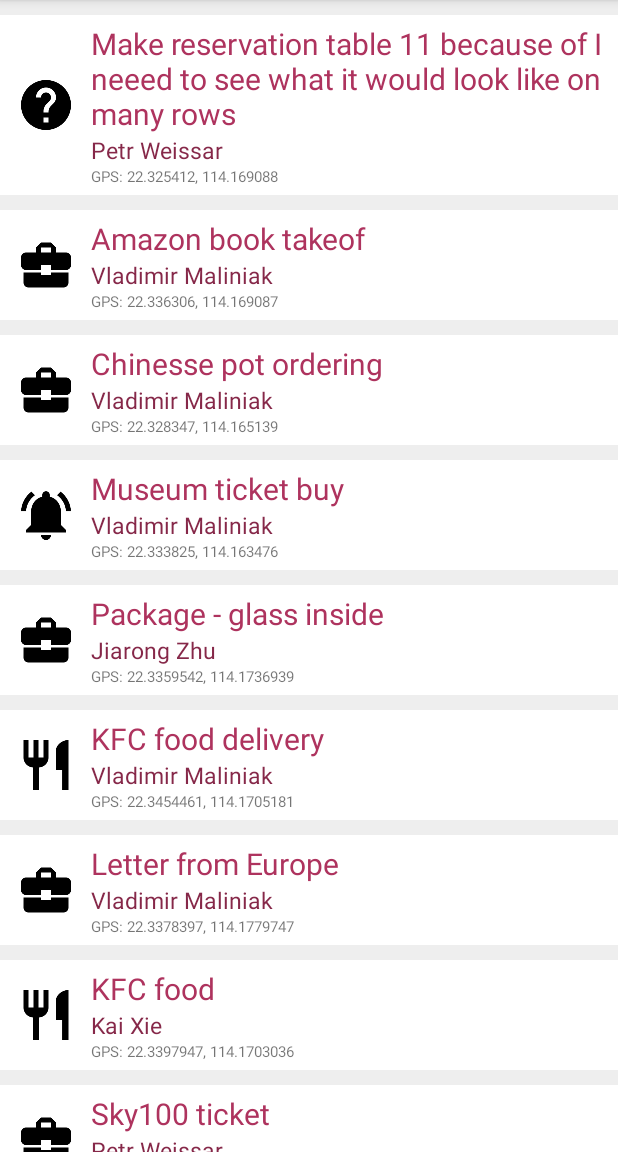
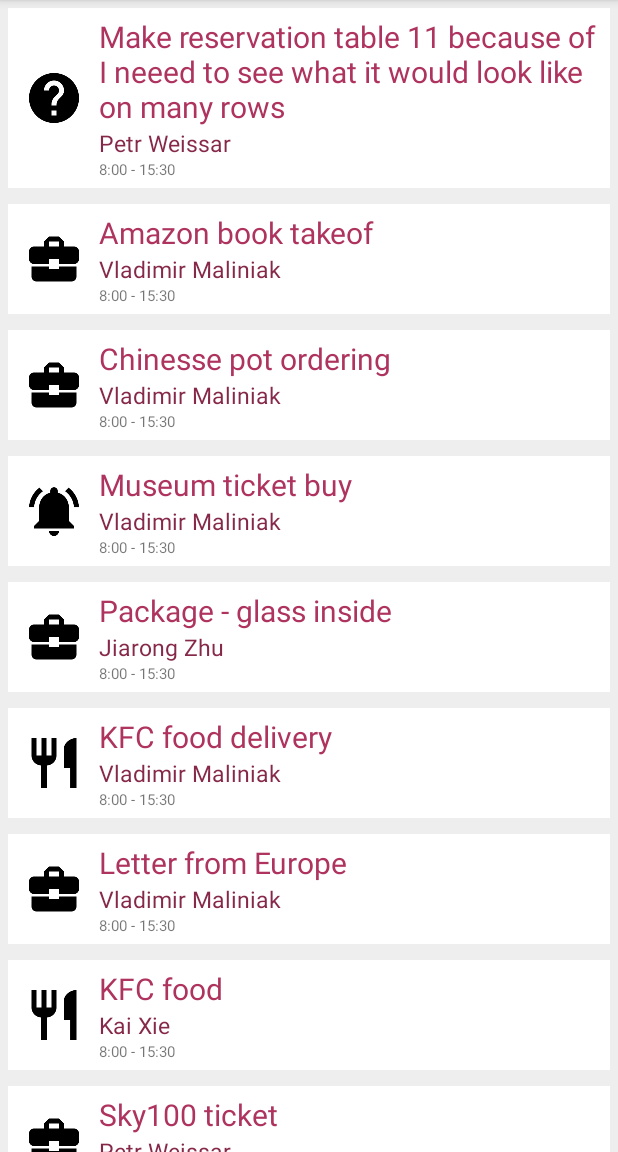
Before and after one commit to thenracker/cityuhelper, an Android app: the screen it shows after launch (MainActivity), on a phone screen of 412 x 824 dp, the part 84-1236 px from its top. Run offline under Robolectric (Android 15) with nearby library versions, the phone set to English and light mode, and no system bars.

Commit message:
Adding time to items

```diff
--- a/app/src/main/java/cz/uhk/cityuhelper/DetailActivity.java
+++ b/app/src/main/java/cz/uhk/cityuhelper/DetailActivity.java
@@ -46,7 +46,7 @@ public class DetailActivity extends AppCompatActivity {
                 String s = "Gps: "+item.getPosition().latitude+", "+item.getPosition().longitude;
                 ((TextView)findViewById(R.id.txtDetailPosition)).setText(s);
             }else{
-                ((TextView)findViewById(R.id.txtDetailPosition)).setText("-");
+                //DO NOTHING
             }
         }
 
--- a/app/src/main/java/cz/uhk/cityuhelper/ItemRecylerAdapter.java
+++ b/app/src/main/java/cz/uhk/cityuhelper/ItemRecylerAdapter.java
@@ -120,7 +120,7 @@ public class ItemRecylerAdapter extends RecyclerView.Adapter<ItemRecylerAdapter.
 
         private TextView txtItemTitle;
         private TextView txtItemAuthor;
-        private TextView txtItemLocation;
+        private TextView txtItemLocation,txtItemTimeFrom,txtItemTimeTo;
         private ImageView imgItemIcon;
 
         public CustomViewHolder(View view) {
@@ -128,8 +128,9 @@ public class ItemRecylerAdapter extends RecyclerView.Adapter<ItemRecylerAdapter.
 
             txtItemTitle = (TextView) view.findViewById(R.id.txtItemTitle);
             txtItemAuthor = (TextView) view.findViewById(R.id.txtItemAuthor);
-            txtItemLocation = (TextView) view.findViewById(R.id.txtItemLocation);
             imgItemIcon = (ImageView) view.findViewById(R.id.imgItemIcon);
+            txtItemTimeFrom = (TextView) view.findViewById(R.id.txtItemTimeFrom);
+            txtItemTimeTo = (TextView) view.findViewById(R.id.txtItemTimeTo);
 
             view.setOnClickListener(this);
             view.setOnLongClickListener(this);
@@ -140,8 +141,9 @@ public class ItemRecylerAdapter extends RecyclerView.Adapter<ItemRecylerAdapter.
             //Setting text view title
             txtItemTitle.setText(feedItem.getTitle());
             txtItemAuthor.setText(feedItem.getAuthor().getName());
-            if(feedItem.getPosition() != null)
-                txtItemLocation.setText("GPS: "+feedItem.getPosition().latitude+", "+feedItem.getPosition().longitude);
+
+            txtItemTimeFrom.setText(feedItem.getDateFrom());
+            txtItemTimeTo.setText(feedItem.getDateTo());
 
             if(feedItem.getType() == Item.Type.DELIVER){
                 imgItemIcon.setImageDrawable(ContextCompat.getDrawable(mContext,R.drawable.ic_business_center_black_48dp));
--- a/app/src/main/java/cz/uhk/cityuhelper/model/FakeDataBuilder.java
+++ b/app/src/main/java/cz/uhk/cityuhelper/model/FakeDataBuilder.java
@@ -1,6 +1,4 @@
 package cz.uhk.cityuhelper.model;
-
-import com.google.android.gms.maps.model.LatLng;
 
 import java.util.ArrayList;
 
@@ -18,25 +16,25 @@ public class FakeDataBuilder {
         Author kai = new Author("Kai Xie","kai@kai.chi","6518789");
         Author jarrett = new Author("Jiarong Zhu","jarret@uhk.chi","6578132");
 
-        deliveries.add(new Item(Item.Type.NEED,"Make reservation table 11 because of I neeed to see what it would look like on many rows","Description of the action I need",peter, new MyLatLng(22.325412, 114.169088)));
-        deliveries.add(new Item(Item.Type.DELIVER,"Amazon book takeof","Description of the action I need",vladimir, new MyLatLng(22.336306, 114.169087)));
-        deliveries.add(new Item(Item.Type.DELIVER,"Chinesse pot ordering","Description of the action I need",vladimir, new MyLatLng(22.328347, 114.165139)));
-        deliveries.add(new Item(Item.Type.QUESTION,"Museum ticket buy","Description of the action I need",vladimir, new MyLatLng(22.333825, 114.163476)));
-        deliveries.add(new Item(Item.Type.DELIVER,"Package - glass inside","Description of the action I need",jarrett, new MyLatLng(22.3359542, 114.1736939)));
-        deliveries.add(new Item(Item.Type.FOOD,"KFC food delivery","Description of the action I need",vladimir, new MyLatLng(22.3454461, 114.1705181)));
-        deliveries.add(new Item(Item.Type.DELIVER,"Letter from Europe","Description of the action I need",vladimir, new MyLatLng(22.3378397, 114.1779747)));
-        deliveries.add(new Item(Item.Type.FOOD,"KFC food","Description of the action I need",kai, new MyLatLng(22.3397947, 114.1703036)));
-        deliveries.add(new Item(Item.Type.DELIVER,"Sky100 ticket","Description of the action I need",peter, new MyLatLng(22.3356764, 114.1667308)));
-        deliveries.add(new Item(Item.Type.QUESTION,"Where to find class 47","Description of the action I need",vladimir, new MyLatLng(22.3259803, 114.1669883)));
-        deliveries.add(new Item(Item.Type.PRINT,"Printing attached paperwork","Description of the action I need",peter, new MyLatLng(22.3387725, 114.1738925)));
-        deliveries.add(new Item(Item.Type.DELIVER,"Flash disk delivery","Description of the action I need",peter, new MyLatLng(22.3372294, 114.1754106)));
-        deliveries.add(new Item(Item.Type.NEED,"Museum ticket buy","Description of the action I need",jarrett, new MyLatLng(22.3370508, 114.1657975)));
-        deliveries.add(new Item(Item.Type.PRINT,"Printing 50 pages","Description of the action I need",peter, new MyLatLng(22.3385742, 114.1705825)));
-        deliveries.add(new Item(Item.Type.PRINT,"Printing attached document","Description of the action I need",jarrett, new MyLatLng(22.3353439, 114.1702178)));
-        deliveries.add(new Item(Item.Type.FOOD,"Beverage for party","Description of the action I need",kai, new MyLatLng(22.3379836, 114.1741875)));
-        deliveries.add(new Item(Item.Type.DELIVER,"Sushi delivery","Description of the action I need",kai, new MyLatLng(22.3400825, 114.1584589)));
-        deliveries.add(new Item(Item.Type.FOOD,"McDonald´s food delivery","Description of the action I need",kai, new MyLatLng(22.3300444, 114.1735650)));
-        deliveries.add(new Item(Item.Type.FOOD,"Sushi takeout","Description of the action I need",peter, new MyLatLng(22.325244, 114.168264)));
+        deliveries.add(new Item(Item.Type.NEED,"Make reservation table 11 because of I neeed to see what it would look like on many rows","Description of the action I need",peter, new MyLatLng(22.325412, 114.169088),"8:00","15:30"));
+        deliveries.add(new Item(Item.Type.DELIVER,"Amazon book takeof","Description of the action I need",vladimir, new MyLatLng(22.336306, 114.169087),"8:00","15:30"));
+        deliveries.add(new Item(Item.Type.DELIVER,"Chinesse pot ordering","Description of the action I need",vladimir, new MyLatLng(22.328347, 114.165139),"8:00","15:30"));
+        deliveries.add(new Item(Item.Type.QUESTION,"Museum ticket buy","Description of the action I need",vladimir, new MyLatLng(22.333825, 114.163476),"8:00","15:30"));
+        deliveries.add(new Item(Item.Type.DELIVER,"Package - glass inside","Description of the action I need",jarrett, new MyLatLng(22.3359542, 114.1736939),"8:00","15:30"));
+        deliveries.add(new Item(Item.Type.FOOD,"KFC food delivery","Description of the action I need",vladimir, new MyLatLng(22.3454461, 114.1705181),"8:00","15:30"));
+        deliveries.add(new Item(Item.Type.DELIVER,"Letter from Europe","Description of the action I need",vladimir, new MyLatLng(22.3378397, 114.1779747),"8:00","15:30"));
+        deliveries.add(new Item(Item.Type.FOOD,"KFC food","Description of the action I need",kai, new MyLatLng(22.3397947, 114.1703036),"8:00","15:30"));
+        deliveries.add(new Item(Item.Type.DELIVER,"Sky100 ticket","Description of the action I need",peter, new MyLatLng(22.3356764, 114.1667308),"8:00","15:30"));
+        deliveries.add(new Item(Item.Type.QUESTION,"Where to find class 47","Description of the action I need",vladimir, new MyLatLng(22.3259803, 114.1669883),"8:00","15:30"));
+        deliveries.add(new Item(Item.Type.PRINT,"Printing attached paperwork","Description of the action I need",peter, new MyLatLng(22.3387725, 114.1738925),"8:00","15:30"));
+        deliveries.add(new Item(Item.Type.DELIVER,"Flash disk delivery","Description of the action I need",peter, new MyLatLng(22.3372294, 114.1754106),"8:00","15:30"));
+        deliveries.add(new Item(Item.Type.NEED,"Museum ticket buy","Description of the action I need",jarrett, new MyLatLng(22.3370508, 114.1657975),"8:00","15:30"));
+        deliveries.add(new Item(Item.Type.PRINT,"Printing 50 pages","Description of the action I need",peter, new MyLatLng(22.3385742, 114.1705825),"8:00","15:30"));
+        deliveries.add(new Item(Item.Type.PRINT,"Printing attached document","Description of the action I need",jarrett, new MyLatLng(22.3353439, 114.1702178),"8:00","15:30"));
+        deliveries.add(new Item(Item.Type.FOOD,"Beverage for party","Description of the action I need",kai, new MyLatLng(22.3379836, 114.1741875),"8:00","15:30"));
+        deliveries.add(new Item(Item.Type.DELIVER,"Sushi delivery","Description of the action I need",kai, new MyLatLng(22.3400825, 114.1584589),"8:00","15:30"));
+        deliveries.add(new Item(Item.Type.FOOD,"McDonald´s food delivery","Description of the action I need",kai, new MyLatLng(22.3300444, 114.1735650),"8:00","15:30"));
+        deliveries.add(new Item(Item.Type.FOOD,"Sushi takeout","Description of the action I need",peter, new MyLatLng(22.325244, 114.168264),"8:00","15:30"));
 
         //5asdf89a6s5d1f
         //deliveries.add(new Delivery("Make reservation table 11", peter, new LatLng(22.325412, 114.169088)));
--- a/app/src/main/java/cz/uhk/cityuhelper/model/Item.java
+++ b/app/src/main/java/cz/uhk/cityuhelper/model/Item.java
@@ -14,15 +14,17 @@ public class Item implements IItem, Serializable {
     protected Author author;
     protected Type type;
     protected MyLatLng position;
+    protected String dateFrom, dateTo;
 
-
-    public Item(Type type, String title, String description, Author author, MyLatLng position){
+    public Item(Type type, String title, String description, Author author, MyLatLng position, String timeFrom, String timeTo){
         this.id = UUID.randomUUID().toString(); //TODO add testing if it exists??
         this.title = title;
         this.description = description;
         this.author = author;
         this.position = position;
         this.type = type;
+        this.dateFrom = timeFrom;
+        this.dateTo = timeTo;
     }
 
     public enum Type{
@@ -100,4 +102,20 @@ public class Item implements IItem, Serializable {
     public void setPosition(MyLatLng position) {
         this.position = position;
     }
+
+    public String getDateFrom() {
+        return dateFrom;
+    }
+
+    public void setDateFrom(String dateFrom) {
+        this.dateFrom = dateFrom;
+    }
+
+    public String getDateTo() {
+        return dateTo;
+    }
+
+    public void setDateTo(String dateTo) {
+        this.dateTo = dateTo;
+    }
 }
--- a/app/src/main/res/layout/item_row.xml
+++ b/app/src/main/res/layout/item_row.xml
@@ -3,7 +3,7 @@
     android:orientation="vertical" android:layout_width="match_parent"
     android:layout_height="wrap_content"
     android:background="#fff"
-    android:layout_marginTop="10dp">
+    android:layout_margin="5dp">
 
     <LinearLayout
         android:layout_width="match_parent"
@@ -44,12 +44,31 @@
                 android:textColor="@color/colorPrimaryDark"
                 android:textSize="15dp"/>
 
-            <TextView
-                android:layout_width="wrap_content"
+            <LinearLayout
+                android:layout_width="match_parent"
                 android:layout_height="wrap_content"
-                android:id="@+id/txtItemLocation"
-                android:textSize="10dp"
-                android:text=""/>
+                android:orientation="horizontal">
+
+                <TextView
+                    android:layout_width="wrap_content"
+                    android:layout_height="wrap_content"
+                    android:id="@+id/txtItemTimeFrom"
+                    android:textSize="10dp"
+                    android:text=""/>
+                <TextView
+                    android:layout_width="wrap_content"
+                    android:layout_height="wrap_content"
+                    android:textSize="10dp"
+                    android:text=" - "/>
+                <TextView
+                    android:layout_width="wrap_content"
+                    android:layout_height="wrap_content"
+                    android:id="@+id/txtItemTimeTo"
+                    android:textSize="10dp"
+                    android:text=""/>
+
+            </LinearLayout>
+
 
         </LinearLayout>
 
--- a/app/src/main/res/values/strings.xml
+++ b/app/src/main/res/values/strings.xml
@@ -32,4 +32,7 @@
     <string name="removing">Removing</string>
     <string name="areyousure">Are you sure you want to delete this item?</string>
 
+    <string name="from">from</string>
+    <string name="to">to</string>
+
 </resources>
```
Also changed, not shown: app/src/main/java/cz/uhk/cityuhelper/NewItemActivity.java (+63 -2 lines), app/src/main/res/layout/activity_new_item.xml (+52 -0 lines), 4 other files.
